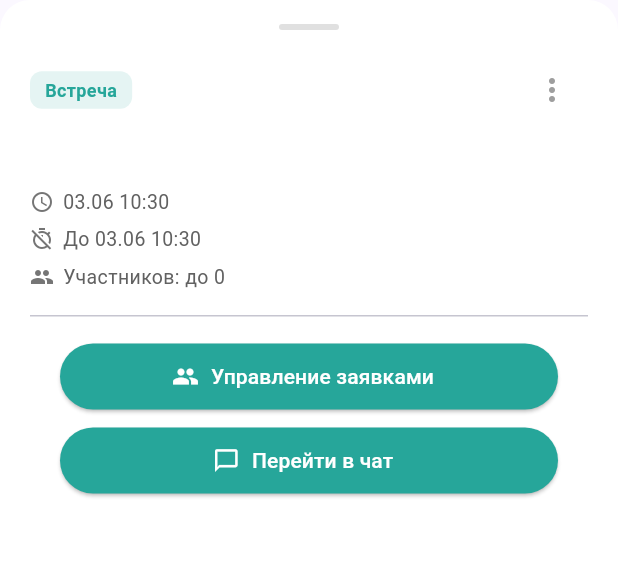
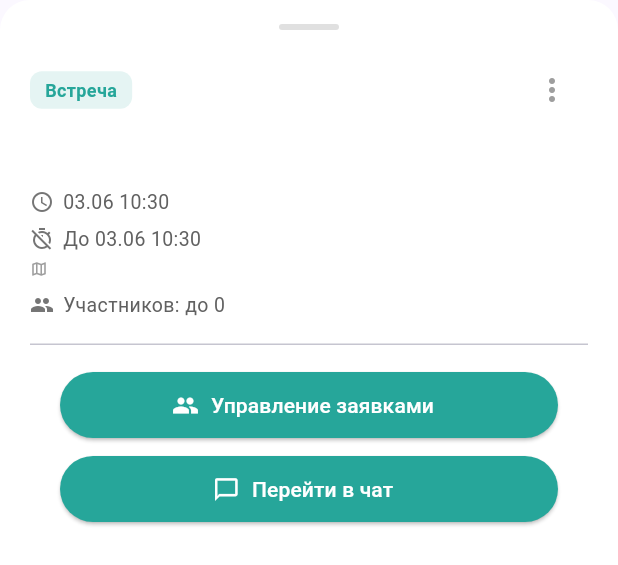
Before and after one commit to meanyf/app5, a Flutter app: the ActivitySheet widget shown alone on an empty page, opened directly with empty values, on a phone screen of 412 x 824 dp. Shown: the top 565 px of the screen. Run offline on Flutter 3.47's test engine with Material 3 defaults, Android fonts, the phone set to English and light mode, and no system bars; our stand-ins replace firebase_core, firebase_messaging, flutter_local_notifications, image_picker, jwt_decoder, permission_handler and 2 more; missing offline and left inert: yandex_mapkit; accounts and stored records are empty; network calls fail; project files that could hold a hidden picture were left out.

Commit message:
add address to activity, description to user

```diff
--- a/mobile/lib/activity/activity.dart
+++ b/mobile/lib/activity/activity.dart
@@ -7,6 +7,7 @@ class Activity {
   final String type;
   final String creatorId; // новое
   final String authorName; // новое
+  final String? address; // 1. поле
   final String? authorAvatarUrl;
   final String title;
   final String? description;
@@ -22,6 +23,7 @@ class Activity {
     required this.type,
     required this.creatorId, // новое
     this.authorName = '', // новое
+    this.address, // 2. конструктор
     this.authorAvatarUrl,
     required this.title,
     this.description,
@@ -39,6 +41,7 @@ class Activity {
     creatorId: creatorId,
     authorName: authorName ?? this.authorName,
     authorAvatarUrl: authorAvatarUrl ?? this.authorAvatarUrl,
+    address: address ?? this.address, // 3. copyWith
     title: title,
     description: description,
     latitude: latitude,
@@ -53,6 +56,7 @@ class Activity {
     id: json['id'] as String,
     type: json['type'] as String,
     creatorId: json['creator_id'] as String, // новое
+    address: json['address'] as String?, // 4. fromJson
     title: json['title'] as String,
     description: json['description'] as String?,
     latitude: (json['latitude'] as num).toDouble(),
--- a/mobile/lib/activity/activity_sheet.dart
+++ b/mobile/lib/activity/activity_sheet.dart
@@ -409,6 +409,32 @@ Widget _buildMeetingBlock() {
                             text: 'До ${_fmt(widget.activity.expiresAt)}',
                           ),
 
+                        // Адрес
+                        if (widget.activity.address != null) ...[
+                            const SizedBox(height: 2),
+                            Row(
+                              children: [
+                                Icon(
+                                  Icons.map_outlined,
+                                  size: 12,
+                                  color: Colors.grey[500],
+                                ),
+                                const SizedBox(width: 4),
+                                Expanded(
+                                  child: Text(
+                                    widget.activity.address!,
+                                    style: TextStyle(
+                                      fontSize: 12,
+                                      color: Colors.grey[500],
+                                    ),
+                                    maxLines: 1,
+                                    overflow: TextOverflow.ellipsis,
+                                  ),
+                                ),
+                              ],
+                            ),
+                          ],
+
                           if (!isEvent &&
                               widget.activity.maxParticipants != null) ...[
                             const SizedBox(height: 6),
--- a/mobile/lib/map/create_activity_sheet.dart
+++ b/mobile/lib/map/create_activity_sheet.dart
@@ -182,6 +182,7 @@ void _removeMedia(int index) {
             : _descController.text.trim(),
         'latitude': widget.latitude,
         'longitude': widget.longitude,
+        'address': widget.address,
         'starts_at': _startsAt.toUtc().toIso8601String(),
         'expires_at': _expiresAt.toUtc().toIso8601String(),
         'media': _uploadedMedia.map((m) => m.toJson()).toList(),
--- a/mobile/lib/user/user.dart
+++ b/mobile/lib/user/user.dart
@@ -3,12 +3,14 @@ class UserProfile {
   final String phone;
   final String? name;
   final String? avatarUrl;
+  final String? description;
 
   const UserProfile({
     required this.id,
     required this.phone,
     this.name,
     this.avatarUrl,
+    this.description,
   });
 
   factory UserProfile.fromJson(Map<String, dynamic> json) => UserProfile(
@@ -16,5 +18,6 @@ class UserProfile {
     phone: json['phone'] as String,
     name: json['name'] as String?,
     avatarUrl: json['avatar_url'] as String?,
+    description: json['description'] as String?,
   );
 }
```
Also changed, not shown: mobile/lib/feed/feed_screen.dart (+10 -1 lines), mobile/lib/profile/profile_screen.dart (+33 -5 lines), 9 other files.
